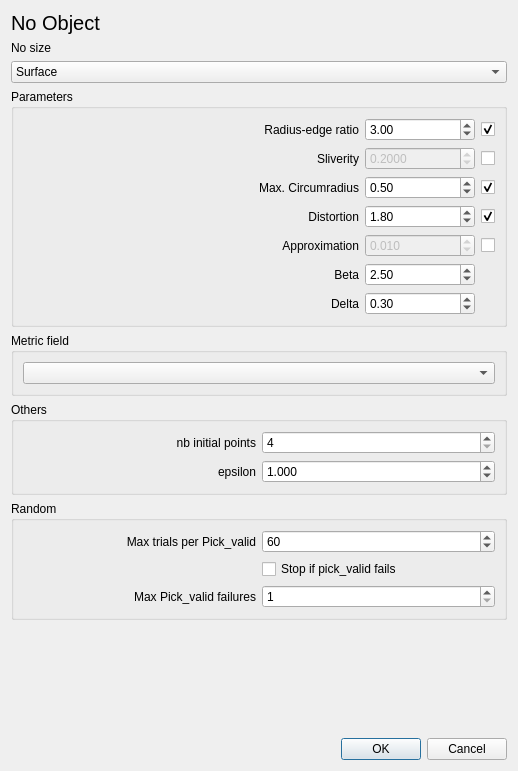
The window that Anisotropic_mesh_3/demo/ui_files/Aniso_meshing_dialog.ui (MaelRL/cgal) describes before a commit, drawn with Qt 5.
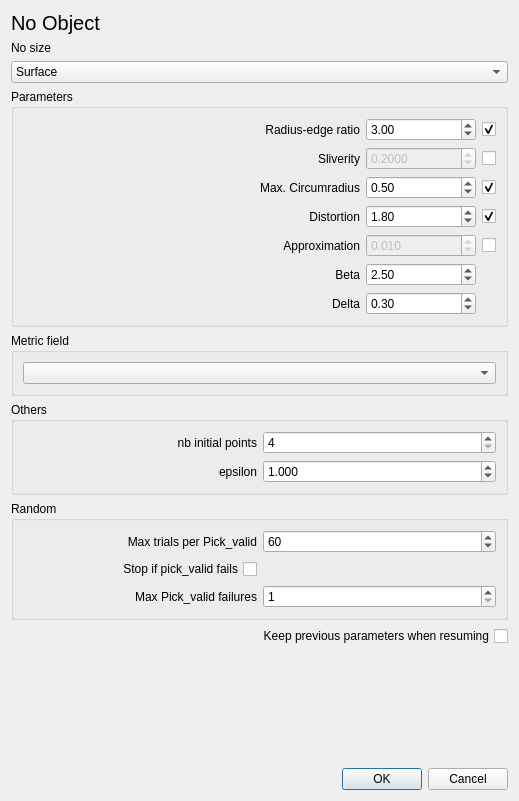
The same window after the commit.

Commit message: resume from interrupted meshing process functionality added to the demo

What changed in the file:
```diff
--- a/Anisotropic_mesh_3/demo/ui_files/Aniso_meshing_dialog.ui
+++ b/Anisotropic_mesh_3/demo/ui_files/Aniso_meshing_dialog.ui
@@ -9,8 +9,8 @@
    <rect>
     <x>0</x>
     <y>0</y>
-    <width>518</width>
-    <height>771</height>
+    <width>519</width>
+    <height>801</height>
    </rect>
   </property>
   <property name="windowTitle">
@@ -421,19 +421,6 @@
       <string>Random</string>
      </property>
      <layout class="QGridLayout" name="gridLayout_3" columnstretch="0,0">
-      <item row="1" column="1">
-       <widget class="QCheckBox" name="pick_valid_causes_stop">
-        <property name="minimumSize">
-         <size>
-          <width>0</width>
-          <height>0</height>
-         </size>
-        </property>
-        <property name="text">
-         <string>Stop if pick_valid fails</string>
-        </property>
-       </widget>
-      </item>
       <item row="0" column="1">
        <widget class="QDoubleSpinBox" name="maxTries">
         <property name="decimals">
@@ -457,7 +444,7 @@
         </property>
        </widget>
       </item>
-      <item row="2" column="1">
+      <item row="3" column="1">
        <widget class="QDoubleSpinBox" name="maxPickFailures">
         <property name="decimals">
          <number>0</number>
@@ -470,7 +457,7 @@
         </property>
        </widget>
       </item>
-      <item row="2" column="0">
+      <item row="3" column="0">
        <widget class="QLabel" name="maxPickFailures_label">
         <property name="text">
          <string>Max Pick_valid failures</string>
@@ -480,9 +467,35 @@
         </property>
        </widget>
       </item>
+      <item row="1" column="0">
+       <widget class="QCheckBox" name="pick_valid_causes_stop">
+        <property name="minimumSize">
+         <size>
+          <width>0</width>
+          <height>0</height>
+         </size>
+        </property>
+        <property name="layoutDirection">
+         <enum>Qt::RightToLeft</enum>
+        </property>
+        <property name="text">
+         <string>Stop if pick_valid fails</string>
+        </property>
+       </widget>
+      </item>
      </layout>
     </widget>
    </item>
+   <item>
+    <widget class="QCheckBox" name="resume_memory">
+     <property name="layoutDirection">
+      <enum>Qt::RightToLeft</enum>
+     </property>
+     <property name="text">
+      <string>Keep previous parameters when resuming</string>
+     </property>
+    </widget>
+   </item>
    <item>
     <spacer name="verticalSpacer">
      <property name="orientation">
```
The commit also changes 12 other files.
